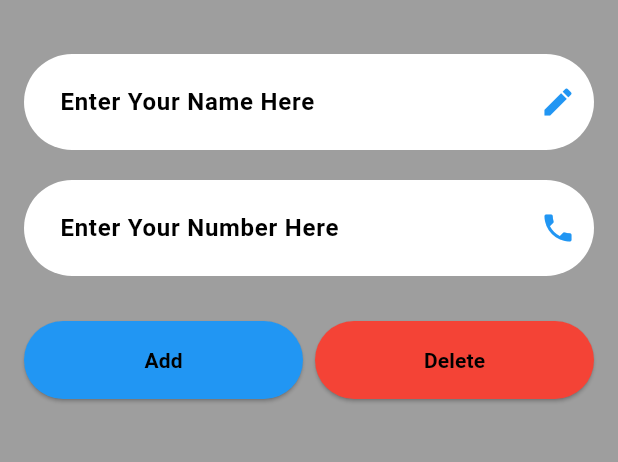
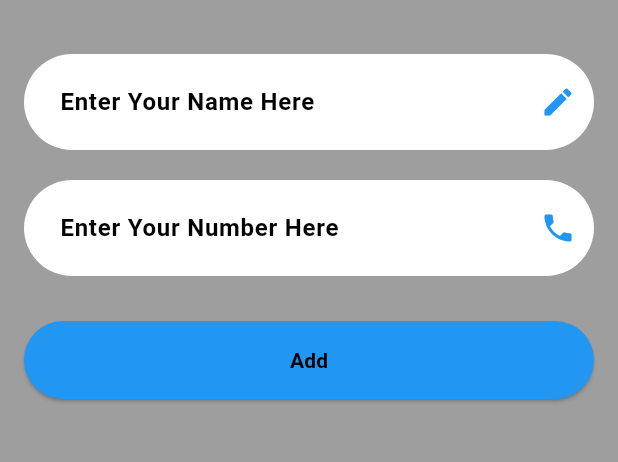
Before and after one commit to MuhamedUssama/Simple-Contacts-Screen-By-Flutter, a Flutter app: the screen it shows after launch, on a phone screen of 412 x 824 dp, the part 84-546 px from its top. Run offline on Flutter 3.47's test engine with Material 3 defaults, Android fonts, the phone set to English and light mode, and no system bars.

Commit message:
Made Contact Item have it's own delete button and when you clicked on it it deleted

```diff
--- a/lib/Home/home.dart
+++ b/lib/Home/home.dart
@@ -17,9 +17,6 @@ class _HomePageState extends State<HomePage> {
 
   List<ContactModel> contacts = [];
 
-  // ContactModel contact1 = ContactModel(isVisible: false, name: "", phone: "");
-  // ContactModel contact2 = ContactModel(isVisible: false, name: "", phone: "");
-  // ContactModel contact3 = ContactModel(isVisible: false, name: "", phone: "");
   GlobalKey<FormState> formKey = GlobalKey<FormState>();
 
   @override
@@ -45,8 +42,7 @@ class _HomePageState extends State<HomePage> {
         title: const Text("Contacts Screen"),
         centerTitle: true,
       ),
-      body: SingleChildScrollView(
-        child: Padding(
+      body: Padding(
         padding: const EdgeInsets.all(16),
         child: Form(
           key: formKey,
@@ -92,48 +88,24 @@ class _HomePageState extends State<HomePage> {
                       ),
                     ),
                   ),
-                    const SizedBox(width: 8),
-                    Expanded(
-                      child: ElevatedButton(
-                        onPressed: () {
-                          deleteButton();
-                        },
-                        style: ElevatedButton.styleFrom(
-                          backgroundColor: Colors.red,
-                          shape: RoundedRectangleBorder(
-                            borderRadius: BorderRadius.circular(50),
-                          ),
-                          padding: const EdgeInsets.all(16),
-                        ),
-                        child: const Text(
-                          "Delete",
-                          style: TextStyle(
-                            color: Colors.black,
-                            fontWeight: FontWeight.bold,
-                          ),
-                        ),
-                      ),
-                    ),
+                  // const SizedBox(width: 8),
                 ],
               ),
               const SizedBox(height: 15),
-                ListView.builder(
+              Expanded(
+                child: ListView.builder(
                   shrinkWrap: true,
-                  itemBuilder: (context, index) => SingleChildScrollView(
-                    child: Padding(
+                  itemBuilder: (context, index) => Padding(
                     padding: const EdgeInsets.symmetric(vertical: 15),
-                      child: ContactItem(contact: contacts[index]),
+                    child: ContactItem(
+                      contact: contacts[index],
+                      deleteIconFunction: deleteButton,
                     ),
                   ),
                   itemCount: contacts.length,
                 ),
-                // ContactItem(contact: contact1),
-                // const SizedBox(height: 30),
-                // ContactItem(contact: contact2),
-                // const SizedBox(height: 30),
-                // ContactItem(contact: contact3),
+              ),
             ],
-            ),
           ),
         ),
       ),
@@ -144,48 +116,19 @@ class _HomePageState extends State<HomePage> {
     if (formKey.currentState?.validate() ?? false) {
       contacts.add(
         ContactModel(
-          isVisible: true,
           name: nameController.text,
           phone: phoneController.text,
         ),
       );
       nameController.clear();
       phoneController.clear();
-      // if (contact1.isVisible == false) {
-      //   contact1.isVisible = true;
-      //   contact1.name = nameController.text;
-      //   contact1.phone = phoneController.text;
-      //   nameController.clear();
-      //   phoneController.clear();
-      // } else if (contact2.isVisible == false) {
-      //   contact2.isVisible = true;
-      //   contact2.name = nameController.text;
-      //   contact2.phone = phoneController.text;
-      //   nameController.clear();
-      //   phoneController.clear();
-      // } else {
-      //   contact3.isVisible = true;
-      //   contact3.name = nameController.text;
-      //   contact3.phone = phoneController.text;
-      //   nameController.clear();
-      //   phoneController.clear();
-      // }
+
       setState(() {});
     }
   }
 
-  void deleteButton() {
-    if (contacts.isNotEmpty) {
-      contacts.removeLast();
+  void deleteButton(ContactModel contact) {
+    contacts.remove(contact);
     setState(() {});
   }
-
-    // if (contact3.isVisible == true) {
-    //   contact3.isVisible = false;
-    // } else if (contact2.isVisible == true) {
-    //   contact2.isVisible = false;
-    // } else {
-    //   contact1.isVisible = false;
-    // }
 }
-}
--- a/lib/Home/model.dart
+++ b/lib/Home/model.dart
@@ -1,8 +1,6 @@
 class ContactModel {
-  bool isVisible;
   String name;
   String phone;
 
-  ContactModel(
-      {required this.isVisible, required this.name, required this.phone});
+  ContactModel({required this.name, required this.phone});
 }
```
Also changed, not shown: lib/Home/contact_item.dart (+20 -6 lines). Lines whose indentation alone changed are shown as unchanged.
